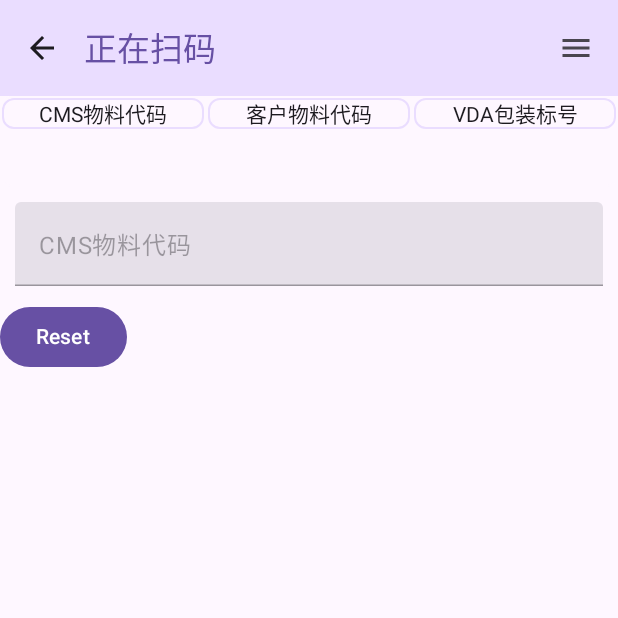
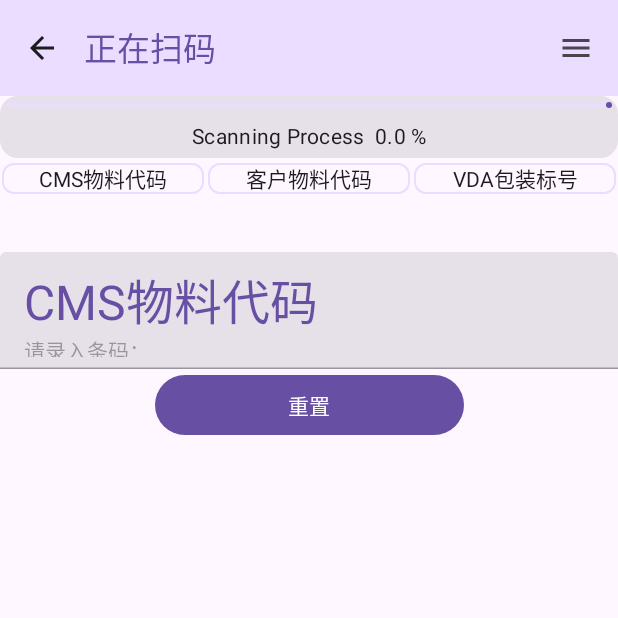
Before and after one commit to fub1/PDA_SCAN--, an Android app built with Jetpack Compose: the screen it shows after launch (MainActivity), on a phone screen of 412 x 824 dp, the top half of it. Run offline under Robolectric (Android 15) with nearby library versions, the phone set to English and light mode, and no system bars.

Commit message:
- 加入扫码进度条 - 更新按钮布局，实现同行布局，按钮等宽 - 调整输入框 TODO - 输入框需要实时显示扫码得到的物料# - 需要回退按钮，重新扫码上一个条码

```diff
--- a/app/src/main/java/com/crtyiot/signalscan/ui/screen/inputField/basicTextFiele.kt
+++ b/app/src/main/java/com/crtyiot/signalscan/ui/screen/inputField/basicTextFiele.kt
@@ -1,12 +1,18 @@
 package com.crtyiot.signalscan.ui.screen.inputField
 
 import androidx.compose.foundation.layout.fillMaxWidth
-import androidx.compose.foundation.layout.padding
+import androidx.compose.material3.MaterialTheme
 import androidx.compose.material3.Text
 import androidx.compose.material3.TextField
 import androidx.compose.runtime.Composable
 import androidx.compose.ui.Modifier
 import androidx.compose.ui.unit.dp
+import androidx.compose.foundation.layout.height
+import androidx.compose.foundation.layout.wrapContentSize
+import androidx.compose.ui.Alignment
+import androidx.compose.ui.text.TextStyle
+import androidx.compose.ui.text.style.TextAlign
+
 
 @Composable
 fun BasicTextField(
@@ -16,12 +22,24 @@ fun BasicTextField(
 ) {
     TextField(
         enabled = false,
-        value = value,
+        value = "请录入条码：",
         onValueChange = {} ,
-        label = { Text(label) },
+        label = {
+            Text(
+                text = label,
+                modifier = Modifier
+                    .wrapContentSize(),
+                style = TextStyle(textAlign = TextAlign.Center),
+                fontSize = MaterialTheme.typography.headlineLarge.fontSize,
+                color = MaterialTheme.colorScheme.primary,
+
+            )
+                },
         maxLines = 1,
         modifier = modifier
             .fillMaxWidth()
-            .padding(10.dp),
+            .height(78.dp)
+            ,
+
     )
 }
--- a/app/src/main/java/com/crtyiot/signalscan/ui/screen/scanScreen.kt
+++ b/app/src/main/java/com/crtyiot/signalscan/ui/screen/scanScreen.kt
@@ -2,9 +2,16 @@ package com.crtyiot.signalscan.ui.screen
 
 
 import android.util.Log
+import androidx.compose.foundation.layout.Arrangement
 import androidx.compose.foundation.layout.Column
+import androidx.compose.foundation.layout.IntrinsicSize
+import androidx.compose.foundation.layout.Row
+import androidx.compose.foundation.layout.Spacer
 import androidx.compose.foundation.layout.fillMaxWidth
+import androidx.compose.foundation.layout.height
 import androidx.compose.foundation.layout.padding
+import androidx.compose.foundation.layout.safeGesturesPadding
+import androidx.compose.foundation.layout.width
 import androidx.compose.material.icons.Icons
 import androidx.compose.material.icons.filled.ArrowBack
 import androidx.compose.material.icons.filled.Menu
@@ -21,8 +28,10 @@ import androidx.compose.material3.TopAppBarDefaults
 import androidx.compose.runtime.Composable
 import androidx.compose.runtime.collectAsState
 import androidx.compose.runtime.getValue
+import androidx.compose.ui.Alignment
 import androidx.compose.ui.Modifier
 import androidx.compose.ui.res.stringResource
+import androidx.compose.ui.unit.dp
 import com.crtyiot.signalscan.R
 import com.crtyiot.signalscan.ui.screen.inputField.CmsMatField
 import com.crtyiot.signalscan.ui.screen.inputField.VdaMatField
@@ -79,9 +88,11 @@ fun ScanScreen(viewModel: ScanViewModel) {
             ){
 
 
+                StatusCard(viewModel = viewModel)
+
+                Spacer(Modifier.height(2.dp))
+
                 StatusDataGrid(viewModel = viewModel)
-
-                Log.e("ScanViewModel", "c-scanning.value = $isScanning")
 
                 if (scanstepindex == 0 ) {
                     CmsMatField(viewModel = viewModel)
@@ -91,21 +102,44 @@ fun ScanScreen(viewModel: ScanViewModel) {
                     VdaPkgField(viewModel = viewModel)
                 }
 
-                if (scanstepindex == 3) {
-                    Button(onClick = { viewModel.submitScanData() }) {
-                        Text("Submit")
+
+                Row(
+                    Modifier
+                        .fillMaxWidth()
+                        .align(Alignment.CenterHorizontally)
+                    ,
+                    horizontalArrangement = Arrangement.SpaceEvenly,
+                    verticalAlignment = Alignment.CenterVertically
+                ) {
+                    if (scanstepindex == 3) {
+                        Button(
+                            onClick = { viewModel.submitScanData() },
+                            modifier = Modifier.width(IntrinsicSize.Max)
+                        ) {
+                            Text("提交")
+                        }
+
+                        Button(
+                            onClick = { viewModel.resetScanData() },
+                            modifier = Modifier.width(IntrinsicSize.Max)
+                        ) {
+                            Text("重置")
+                        }
+
+
+                    }
+
+                    if (scanstepindex < 3) {
+
+                        Button(
+                            onClick = { viewModel.resetScanData() },
+                            modifier = Modifier.fillMaxWidth(0.5f).width(IntrinsicSize.Max)
+                        ) {
+                            Text("重置")
+                        }
 
                     }
                 }
-
-                Button(onClick = {
-                    viewModel.resetScanData()
-                }) {
-                    Text("Reset")
-                }
-
-
-
             }
 
         }
--- a/app/src/main/java/com/crtyiot/signalscan/ui/screen/scanViewModel.kt
+++ b/app/src/main/java/com/crtyiot/signalscan/ui/screen/scanViewModel.kt
@@ -17,6 +17,7 @@ class ScanViewModel : ViewModel() {
     val scanResultlist : StateFlow<List<String>> = _scanResultlist
     private val _scanstepindex = MutableStateFlow(0)
     val scanstepindex : StateFlow<Int> = _scanstepindex
+
     fun addScanData(data: String) {
         // 用于更新输入框的值
         //_scanData.value = data
--- /dev/null
+++ b/app/src/main/java/com/crtyiot/signalscan/ui/screen/statusCard.kt
@@ -0,0 +1,45 @@
+package com.crtyiot.signalscan.ui.screen
+
+import androidx.compose.foundation.layout.Spacer
+import androidx.compose.foundation.layout.fillMaxWidth
+import androidx.compose.foundation.layout.height
+import androidx.compose.foundation.layout.padding
+import androidx.compose.foundation.layout.size
+import androidx.compose.material3.Card
+import androidx.compose.material3.Text
+import androidx.compose.material3.CardDefaults
+import androidx.compose.material3.LinearProgressIndicator
+import androidx.compose.material3.MaterialTheme
+import androidx.compose.runtime.Composable
+import androidx.compose.runtime.collectAsState
+import androidx.compose.ui.Modifier
+import androidx.compose.ui.text.style.TextAlign
+import androidx.compose.ui.tooling.preview.Preview
+import androidx.compose.ui.unit.dp
+import kotlin.math.roundToLong
+
+
+@Composable
+fun StatusCard(viewModel: ScanViewModel) {
+    val scaningProcess = ((viewModel.scanstepindex.collectAsState().value).toFloat())/3
+    var scanProcesspercent = String.format("%.1f", scaningProcess*100)
+
+    Card {
+
+        LinearProgressIndicator(
+        progress = scaningProcess,
+        modifier = Modifier
+            .fillMaxWidth()
+            .padding(4.dp)
+     )
+        Spacer(Modifier.height(1.dp))
+        Text(
+            text = "Scanning Process  $scanProcesspercent %",
+            style = MaterialTheme.typography.bodyMedium,
+            textAlign = TextAlign.Center,
+            modifier = Modifier
+                .padding(4.dp)
+                .fillMaxWidth()
+        )
+    }
+}
--- a/app/src/main/java/com/crtyiot/signalscan/ui/screen/statusTable.kt
+++ b/app/src/main/java/com/crtyiot/signalscan/ui/screen/statusTable.kt
@@ -30,10 +30,7 @@ fun StatusDataGrid(viewModel: ScanViewModel) {
 
 
 
-    Box(
-        modifier = Modifier
-        .border(1.dp, MaterialTheme.colorScheme.background, MaterialTheme.shapes.small)
-    ) {
+    Box() {
         LazyVerticalGrid(columns = GridCells.Fixed(3)) {
             //表头
             items(headers) { header ->
```
